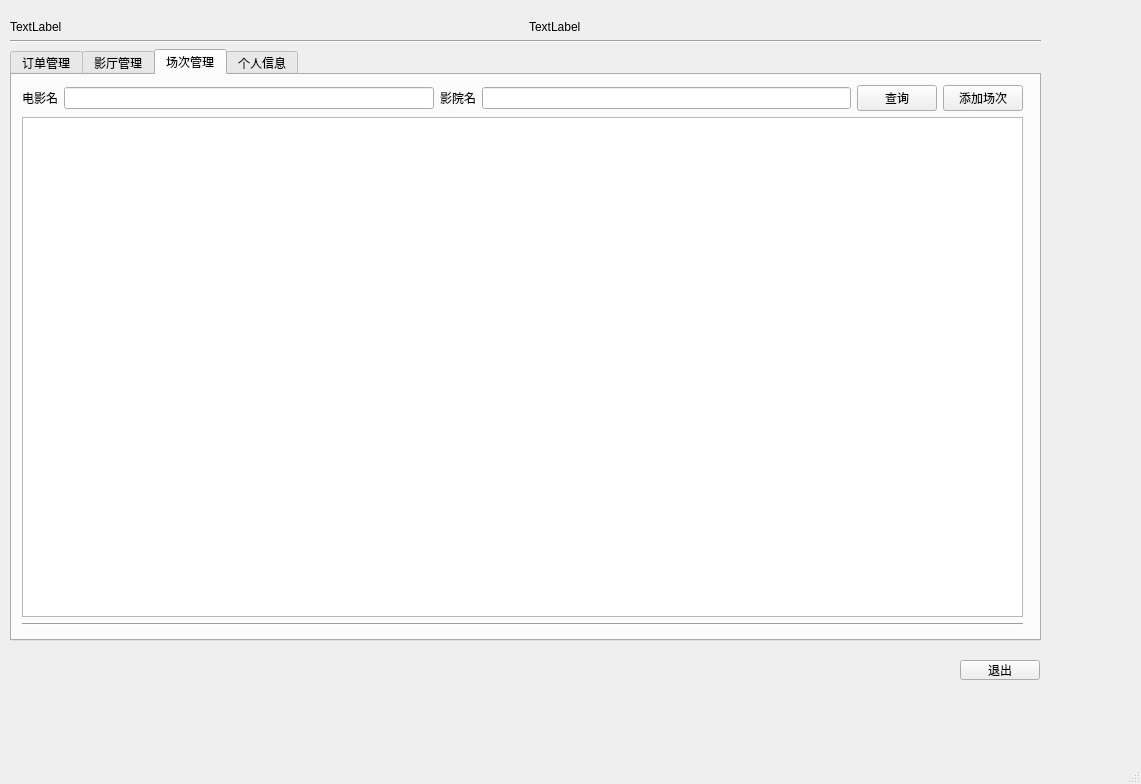
Qt form adminmainwindow.ui (SillyPasty/Movie_Management) before a commit.
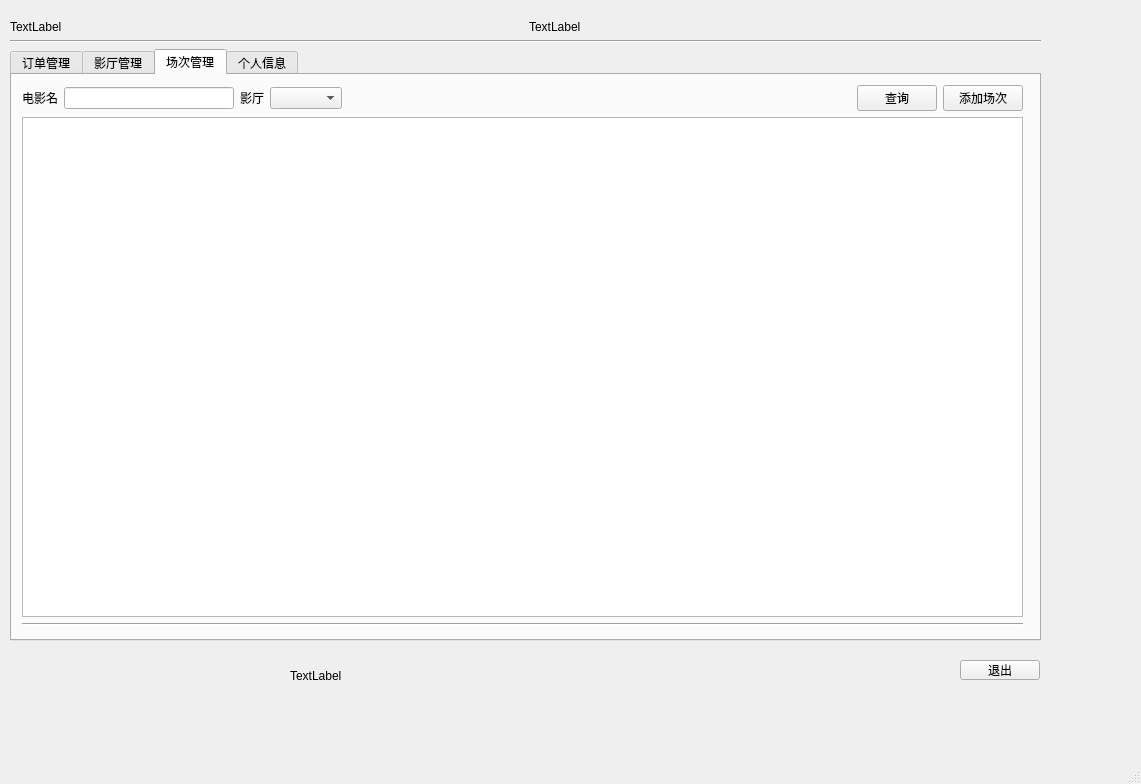
The same form after that commit. The open tabs and pages were chosen to show the change.

Commit message:
添加电影查询功能 添加影厅可视界面
待添加：添加影厅的具体实现

What changed in the file:
```diff
--- a/adminmainwindow.ui
+++ b/adminmainwindow.ui
@@ -267,12 +267,51 @@
             <item>
              <widget class="QLabel" name="label_9">
               <property name="text">
-               <string>影院名</string>
+               <string>影厅</string>
               </property>
              </widget>
             </item>
             <item>
-             <widget class="QLineEdit" name="lineEdit_cinemaName_2"/>
+             <widget class="QComboBox" name="comboBox_hall_2"/>
+            </item>
+            <item>
+             <spacer name="horizontalSpacer_4">
+              <property name="orientation">
+               <enum>Qt::Horizontal</enum>
+              </property>
+              <property name="sizeHint" stdset="0">
+               <size>
+                <width>40</width>
+                <height>20</height>
+               </size>
+              </property>
+             </spacer>
+            </item>
+            <item>
+             <spacer name="horizontalSpacer_3">
+              <property name="orientation">
+               <enum>Qt::Horizontal</enum>
+              </property>
+              <property name="sizeHint" stdset="0">
+               <size>
+                <width>40</width>
+                <height>20</height>
+               </size>
+              </property>
+             </spacer>
+            </item>
+            <item>
+             <spacer name="horizontalSpacer_2">
+              <property name="orientation">
+               <enum>Qt::Horizontal</enum>
+              </property>
+              <property name="sizeHint" stdset="0">
+               <size>
+                <width>40</width>
+                <height>20</height>
+               </size>
+              </property>
+             </spacer>
             </item>
             <item>
              <widget class="QPushButton" name="pushButton_search_2">
@@ -392,6 +431,19 @@
      </item>
     </layout>
    </widget>
+   <widget class="QLabel" name="label_test">
+    <property name="geometry">
+     <rect>
+      <x>290</x>
+      <y>670</y>
+      <width>54</width>
+      <height>12</height>
+     </rect>
+    </property>
+    <property name="text">
+     <string>TextLabel</string>
+    </property>
+   </widget>
   </widget>
   <widget class="QMenuBar" name="menubar">
    <property name="geometry">
```
Left out of the diff: 2 changed lines with no effect on the pictures. The commit also changes 19 other files.
